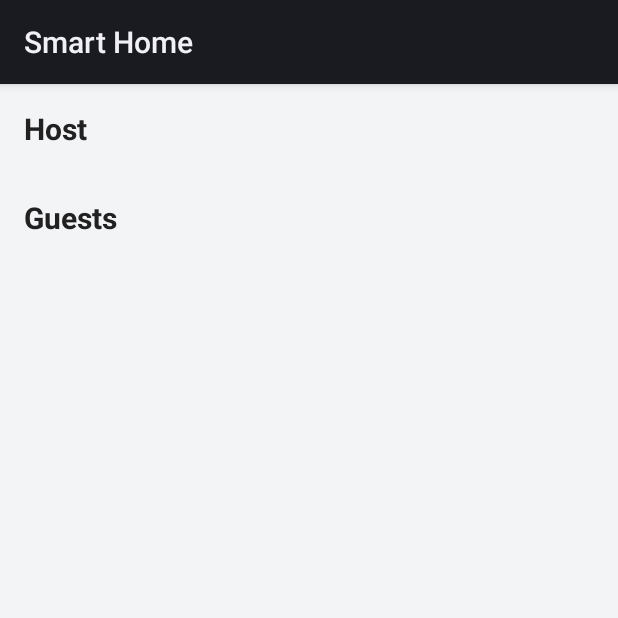
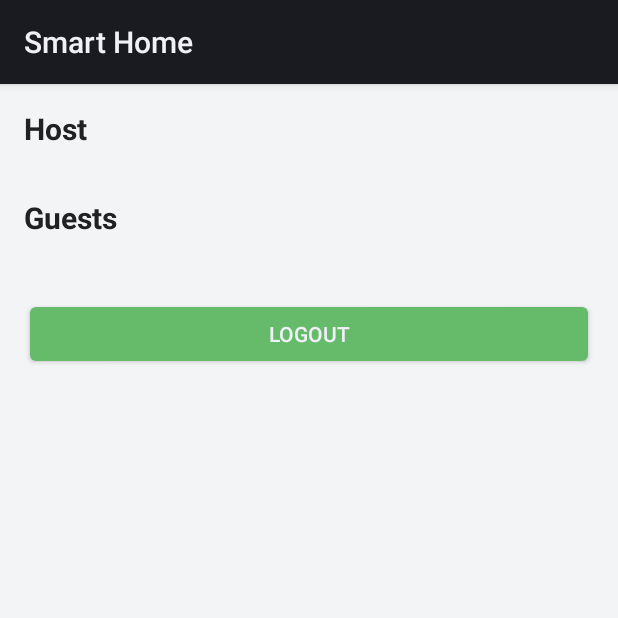
Before and after one commit to OmerCesur/SmartHomeProjectSon, an Android app: the fragment MembersFragment shown on its own in the app's theme, on a phone screen of 412 x 824 dp, the top half of it. Run offline under Robolectric (Android 15) with nearby library versions, the phone set to English and light mode, and no system bars; our stand-ins replace Firebase (no records; nobody signed in at launch, a user with empty details on screens opened directly); network calls fail.

Commit message:
logout added

```diff
--- a/android/SmartHome/app/src/main/res/layout/fragment_members.xml
+++ b/android/SmartHome/app/src/main/res/layout/fragment_members.xml
@@ -38,4 +38,13 @@
         android:layout_height="wrap_content"
         android:layout_marginBottom="16dp"/>
 
+    <!-- Logout Button -->
+    <Button
+        android:id="@+id/btnLogout"
+        android:layout_width="match_parent"
+        android:layout_height="wrap_content"
+        android:text="Logout"
+        android:layout_marginTop="16dp"
+        android:backgroundTint="@color/colorAccent"/>
+
 </LinearLayout>
```
Also changed, not shown: android/SmartHome/app/src/main/java/com/example/smarthome/auth/AuthManager.kt (+9 -0 lines), android/SmartHome/app/src/main/java/com/example/smarthome/fragments/MembersFragment.kt (+19 -0 lines).
